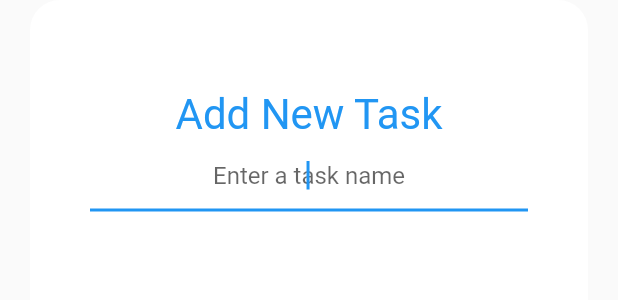
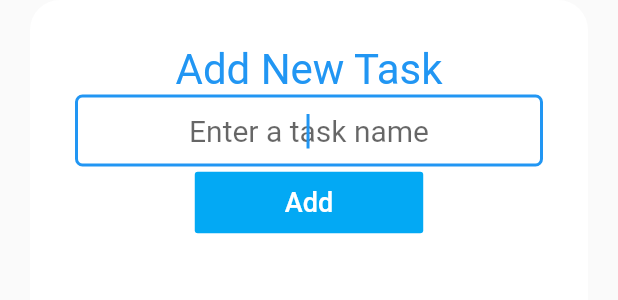
Before and after one commit to mustak/todoey_flutter, a Flutter app: the AddTaskScreen widget shown alone on an empty page, opened directly, on a phone screen of 412 x 824 dp. Shown: the top 300 px of the screen. Run offline on Flutter 3.47's test engine with Material 2 defaults, Android fonts, the phone set to English and light mode, and no system bars.

Commit message:
Add Add button on add task screen

```diff
--- a/lib/screens/add_task_screen.dart
+++ b/lib/screens/add_task_screen.dart
@@ -1,3 +1,4 @@
+import 'package:flutter/cupertino.dart';
 import 'package:flutter/material.dart';
 
 class AddTaskScreen extends StatelessWidget {
@@ -8,9 +9,11 @@ class AddTaskScreen extends StatelessWidget {
         left: 20,
         right: 20,
       ),
-      padding: EdgeInsets.symmetric(
-        horizontal: 40,
-        vertical: 60,
+      padding: EdgeInsets.only(
+        left: 30,
+        right: 30,
+        top: 30,
+        bottom: 10,
       ),
       decoration: BoxDecoration(
         color: Colors.white,
@@ -29,9 +32,29 @@ class AddTaskScreen extends StatelessWidget {
             ),
           ),
           TextField(
+            style: TextStyle(fontSize: 20),
             autofocus: true,
             textAlign: TextAlign.center,
-            decoration: InputDecoration(hintText: 'Enter a task name'),
+            decoration: InputDecoration(
+                hintText: 'Enter a task name',
+                border: OutlineInputBorder(
+                  borderSide: BorderSide(width: 0),
+                  borderRadius: BorderRadius.all(Radius.circular(5)),
+                  gapPadding: 10,
+                ),
+                contentPadding: EdgeInsets.symmetric(
+                  horizontal: 0,
+                  vertical: 0,
+                )),
+          ),
+          FlatButton(
+            onPressed: () {},
+            child: Text(
+              'Add',
+              style: TextStyle(color: Colors.white, fontSize: 18),
+            ),
+            color: Colors.lightBlue,
+            padding: EdgeInsets.symmetric(vertical: 10, horizontal: 60),
           )
         ],
       ),
```
